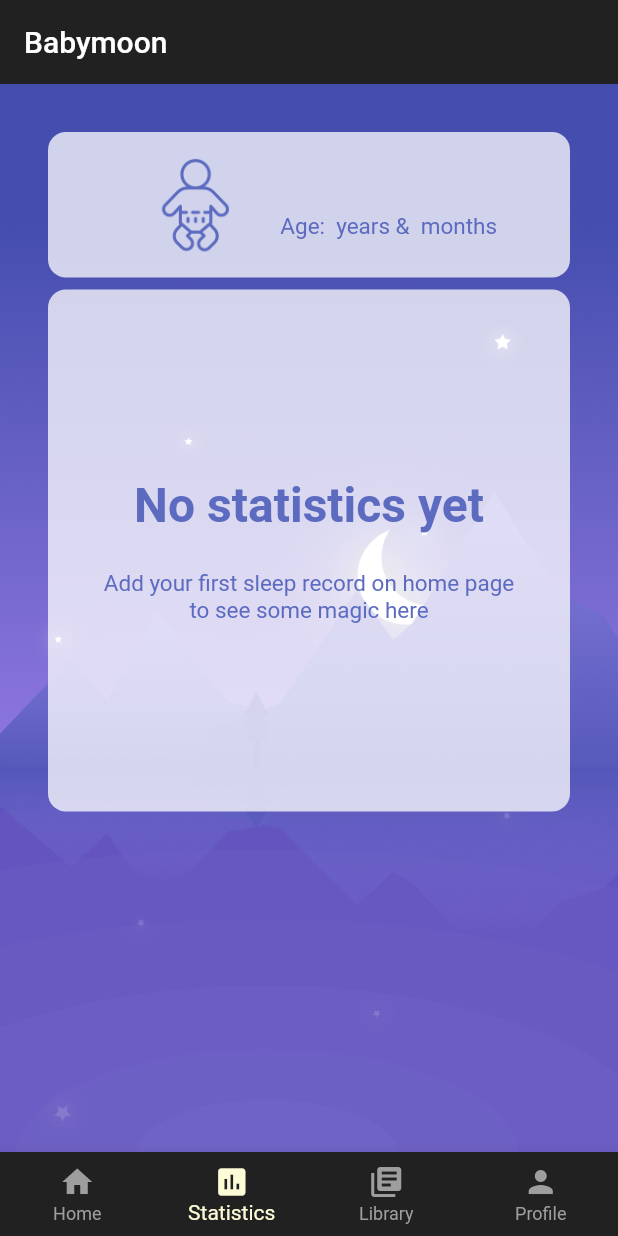
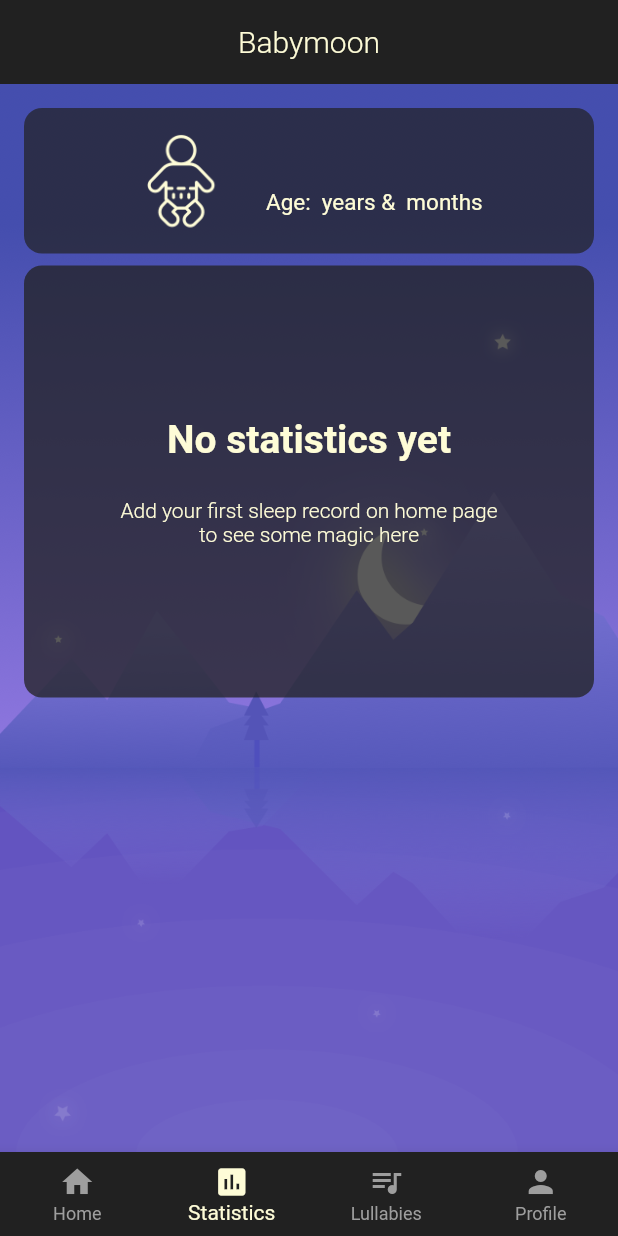
Before and after one commit to nonstappstudio/babymoon, a Flutter app: the HomePage screen opened directly, swiped to page 2, on a phone screen of 412 x 824 dp. Run offline on Flutter 3.47's test engine with Material 2 defaults, Android fonts, the phone set to English and light mode, and no system bars; our stand-ins replace flutter_form_builder, flutter_local_notifications, flutter_xlider, numberpicker, permission_handler, sembast; missing offline and left inert: age, audioplayer, notification_permissions; accounts and stored records are empty.

Commit message:
Final ui fixes

```diff
--- a/lib/ui/pages/first_launch_page.dart
+++ b/lib/ui/pages/first_launch_page.dart
@@ -109,7 +109,7 @@
             inputType: InputType.date,
             resetIcon: Icon(Icons.close, color: AppStyle.accentColor),
             maxLines: 1,
-            onChanged: (value) => _birthday,
+            onChanged: (value) => _birthday = value,
             firstDate: DateTime(
               DateTime.now().year - 50,
               DateTime.now().month,
--- a/lib/ui/pages/home/lullabies_tab.dart
+++ b/lib/ui/pages/home/lullabies_tab.dart
@@ -41,7 +41,7 @@
         },
         icon: Icon(
           isPlay ? Icons.pause : Icons.play_arrow,
-          color: Colors.white
+          color: AppStyle.accentColor
         )
       );
   }
@@ -79,7 +79,7 @@
             padding: const EdgeInsets.all(8.0),
             child: Text(
               "Lullabies provided by Johnson's baby",
-              style: TextStyles.main,
+              style: TextStyles.formTextStyle,
             ),
           ),
           Space(64),
@@ -102,7 +102,7 @@
                     leading: _leadingIcon(index),
                     title: Text(
                       _lullabies.keys.toList()[index],
-                      style: TextStyles.mainWhite,
+                      style: TextStyles.formTextStyle,
                     ),
                   ),
                 );
--- a/lib/ui/pages/home/profile_tab.dart
+++ b/lib/ui/pages/home/profile_tab.dart
@@ -77,7 +77,7 @@
             Space(24),
             Text(
               "Get proposed sleep time reminders based on your baby's age"
-              " \n&\nprofessional doctors",
+              " & professional doctors",
               style: TextStyles.appBarStyle
                   .copyWith(fontSize: 18, fontWeight: FontWeight.w200),
               textAlign: TextAlign.center,
--- a/lib/ui/pages/home/statistics_tab.dart
+++ b/lib/ui/pages/home/statistics_tab.dart
@@ -101,17 +101,17 @@
   }
 
   Widget get _noStatistics => Padding(
-    padding: const EdgeInsets.all(32.0),
+    padding: const EdgeInsets.all(16.0),
     child: Column(
       mainAxisAlignment: MainAxisAlignment.start,
       children: [
-        BabyCard(_user.baby, false),
+        BabyCard(_user.baby, true),
         Space(8.0),
         CardLayout(
           insidePadding: 24,
-          color: Colors.white.withOpacity(0.75),
+          color: AppStyle.backgroundColor.withOpacity(0.75),
           child: Container(
-            height: 300,
+            height: 240,
             width: MediaQuery.of(context).size.width,
             child: Column(
               mainAxisAlignment: MainAxisAlignment.center,
@@ -120,14 +120,18 @@
                   'No statistics yet',
                   textAlign: TextAlign.center,
                   style: TextStyles.whiteBoldText
-                        .copyWith(color: AppStyle.blueyColor, fontSize: 32),
+                        .copyWith(color: AppStyle.accentColor, fontSize: 26),
                 ),
                 Space(24),
                 Text(
                   'Add your first sleep record on home page\n'
                   'to see some magic here',
                   textAlign: TextAlign.center,
-                  style: TextStyles.cardContentStyle,
+                  style: TextStyles.cardContentStyle.copyWith(
+                    color: AppStyle.accentColor,
+                    fontSize: 14,
+                    fontWeight: FontWeight.w300
+                  ),
                 )
               ]
             )
--- a/lib/ui/pages/home_page.dart
+++ b/lib/ui/pages/home_page.dart
@@ -3,6 +3,7 @@
 import 'package:babymoon/ui/pages/home/lullabies_tab.dart';
 import 'package:babymoon/ui/pages/home/profile_tab.dart';
 import 'package:babymoon/ui/pages/home/statistics_tab.dart';
+import 'package:babymoon/ui/text_styles.dart';
 import 'package:flutter/material.dart';
 
 class HomePage extends StatefulWidget {
@@ -20,7 +21,7 @@
   Map<String, Widget> get _bottomItems => {
     'Home': Icon(Icons.home),
     'Statistics': Icon(Icons.insert_chart),
-    'Library': Icon(Icons.library_books),
+    'Lullabies': Icon(Icons.queue_music),
     'Profile': Icon(Icons.person)
   };
 
@@ -53,7 +54,11 @@
       appBar: AppBar(
         elevation: 0,
         backgroundColor: AppStyle.backgroundColor,
-        title: Text('Babymoon'),
+        title: Text(
+          'Babymoon',
+          style: TextStyles.formTextStyle
+        ),
+        centerTitle: true,
       ),
       body: Container(
         decoration: BoxDecoration(
```
Also changed, not shown: pubspec.lock.
